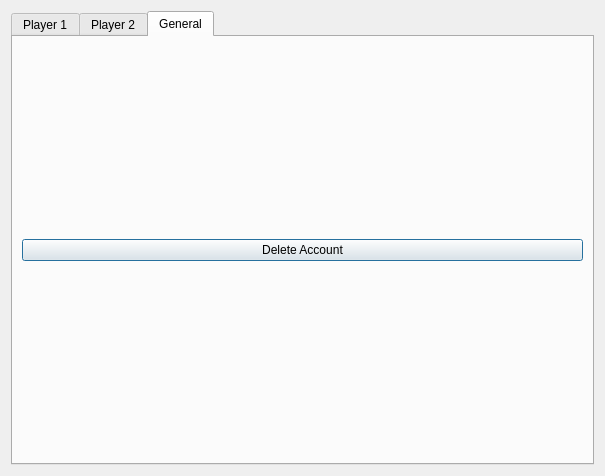
The window that Dep/ui/settings_window.ui (Creator-K999/TicTacToe-GUI-VERSION) describes before a commit, drawn with Qt 5.
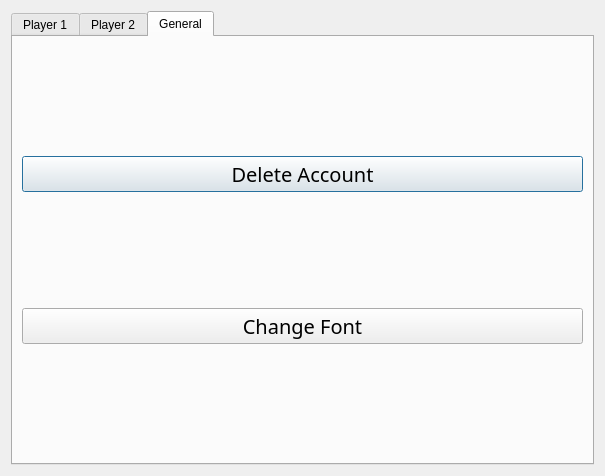
The same window after the commit.

Commit message: Started working on fonts changing settings.

The edit to the form file:
```diff
--- a/Dep/ui/settings_window.ui
+++ b/Dep/ui/settings_window.ui
@@ -36,11 +36,30 @@
       <layout class="QGridLayout" name="gridLayout_2">
        <item row="0" column="0">
         <widget class="QPushButton" name="delete_account_button">
+         <property name="font">
+          <font>
+           <family>Poor Richard</family>
+           <pointsize>15</pointsize>
+          </font>
+         </property>
          <property name="text">
           <string>Delete Account</string>
          </property>
         </widget>
        </item>
+       <item row="1" column="0">
+        <widget class="QPushButton" name="change_font_button">
+         <property name="font">
+          <font>
+           <family>Poor Richard</family>
+           <pointsize>15</pointsize>
+          </font>
+         </property>
+         <property name="text">
+          <string>Change Font</string>
+         </property>
+        </widget>
+       </item>
       </layout>
      </widget>
     </widget>
```
The commit also changes 11 other files.
